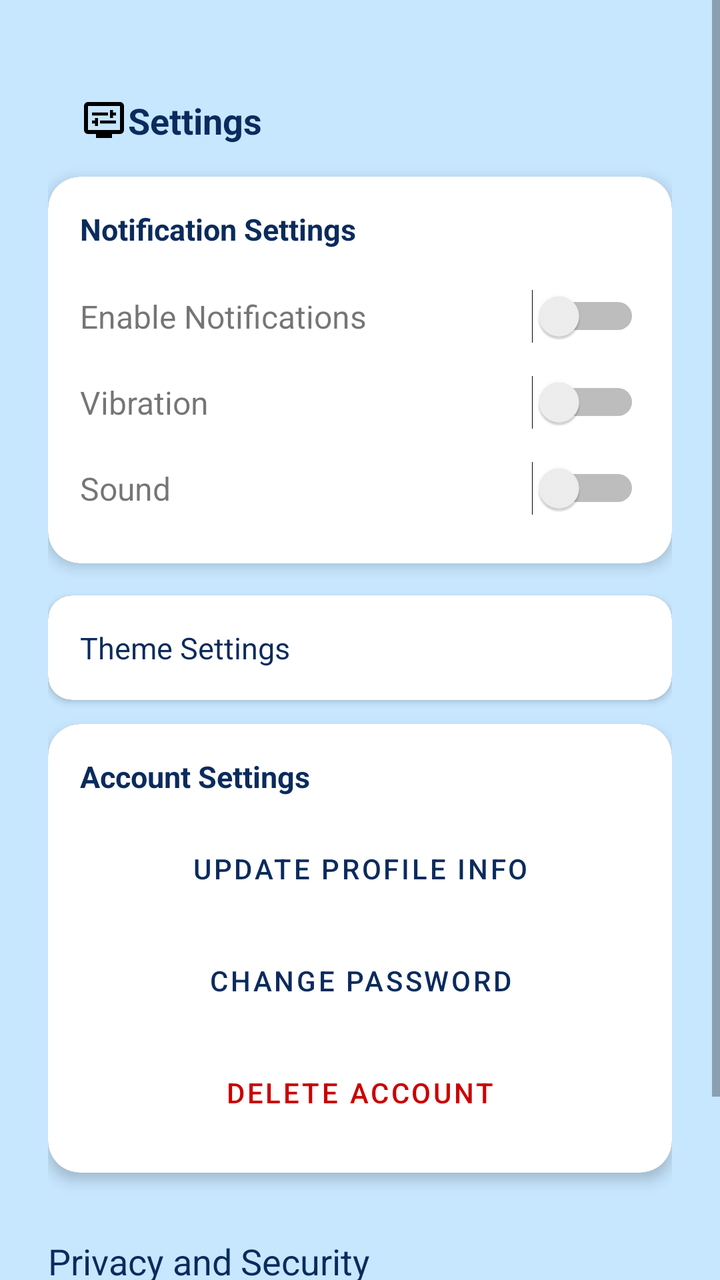
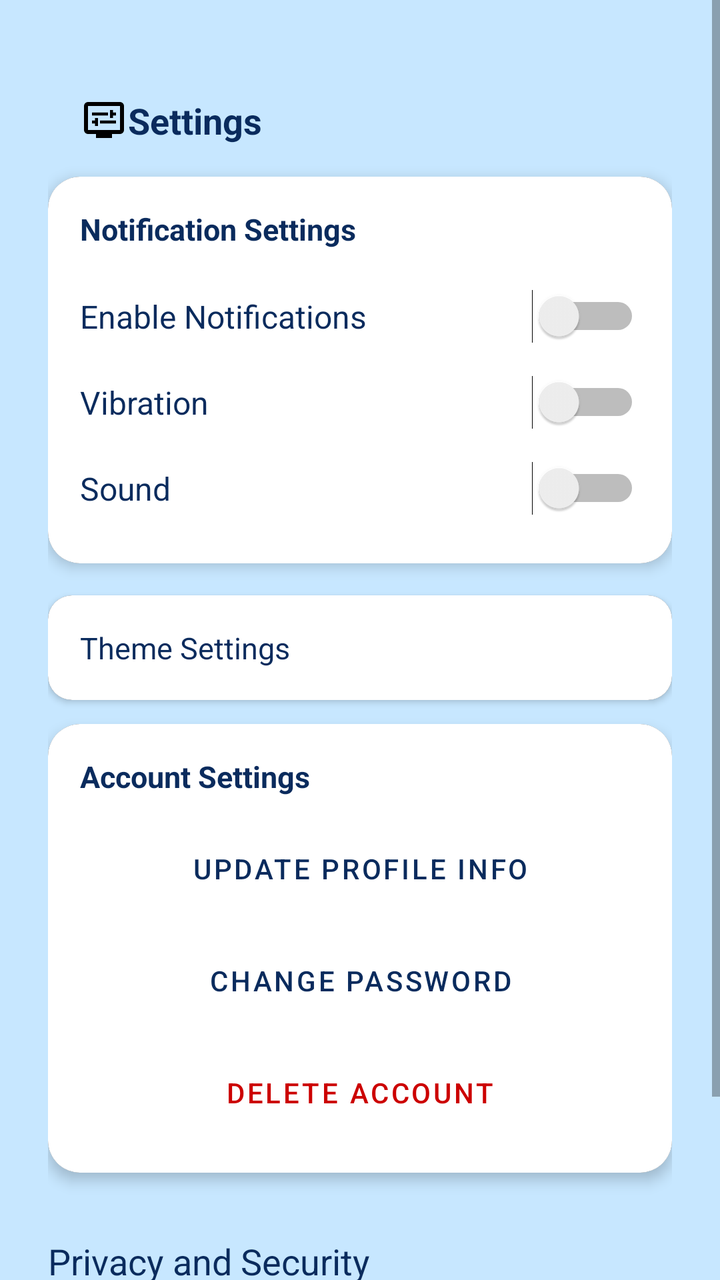

Two renders of the same Android screen: before a commit and after it. Below are the layout's source before the change and the commit's diff.
<!-- AndroidManifest.xml: application theme Theme.NurtureNest -->
<!-- res/layout/fragment_settings.xml -->
<androidx.constraintlayout.widget.ConstraintLayout
    xmlns:android="http://schemas.android.com/apk/res/android"
    xmlns:app="http://schemas.android.com/apk/res-auto"
    xmlns:tools="http://schemas.android.com/tools"
    android:layout_width="match_parent"
    android:layout_height="match_parent"
    android:background="?attr/colorBackground"
    tools:context=".fragments.SettingsFragment">

    
    <ScrollView
        android:id="@+id/scroll_container"
        android:layout_width="0dp"
        android:layout_height="0dp"
        android:fillViewport="true"
        app:layout_constraintTop_toTopOf="parent"
        app:layout_constraintBottom_toBottomOf="parent"
        app:layout_constraintStart_toStartOf="parent"
        app:layout_constraintEnd_toEndOf="parent">

        <LinearLayout
            android:id="@+id/main_content"
            android:layout_width="match_parent"
            android:layout_height="wrap_content"
            android:orientation="vertical"
            android:paddingHorizontal="24dp"
            android:paddingVertical="32dp">

            
            <TextView
                android:id="@+id/tvThemeSettings"
                android:layout_width="325dp"
                android:layout_height="wrap_content"
                android:drawableStart="@drawable/ic_settings"
                android:padding="16dp"
                android:text="Settings"
                android:textColor="?attr/colorPrimary"
                android:textSize="18sp"
                android:textStyle="bold" />

            
            <com.google.android.material.card.MaterialCardView
                android:id="@+id/cardNotificationSettings"
                android:layout_width="match_parent"
                android:layout_height="wrap_content"
                android:layout_marginBottom="16dp"
                app:cardCornerRadius="16dp"
                app:cardElevation="4dp">

                <LinearLayout
                    android:layout_width="match_parent"
                    android:layout_height="wrap_content"
                    android:orientation="vertical"
                    android:background="@color/cardview_light_background"
                    android:padding="16dp">

                    <TextView
                        android:layout_width="wrap_content"
                        android:layout_height="wrap_content"
                        android:layout_marginBottom="12dp"
                        android:text="Notification Settings"
                        android:textColor="?attr/colorPrimary"
                        android:textSize="15sp"
                        android:textStyle="bold" />

                    
                    <LinearLayout
                        android:layout_width="match_parent"
                        android:layout_height="wrap_content"
                        android:orientation="horizontal"
                        android:gravity="center_vertical"
                        android:paddingVertical="8dp">
                        <TextView
                            android:layout_width="0dp"
                            android:layout_height="wrap_content"
                            android:layout_weight="1"
                            android:text="Enable Notifications"
                            android:textSize="16sp"/>
                        <Switch
                            android:id="@+id/switchNotifications"
                            android:layout_width="wrap_content"
                            android:layout_height="wrap_content" />
                    </LinearLayout>

                    
                    <LinearLayout
                        android:layout_width="match_parent"
                        android:layout_height="wrap_content"
                        android:orientation="horizontal"
                        android:gravity="center_vertical"
                        android:paddingVertical="8dp">
                        <TextView
                            android:layout_width="0dp"
                            android:layout_height="wrap_content"
                            android:layout_weight="1"
                            android:text="Vibration"
                            android:textSize="16sp"/>
                        <Switch
                            android:id="@+id/switchVibration"
                            android:layout_width="wrap_content"
                            android:layout_height="wrap_content" />
                    </LinearLayout>

                    
                    <LinearLayout
                        android:layout_width="match_parent"
                        android:layout_height="wrap_content"
                        android:orientation="horizontal"
                        android:gravity="center_vertical"
                        android:paddingVertical="8dp">
                        <TextView
                            android:layout_width="0dp"
                            android:layout_height="wrap_content"
                            android:layout_weight="1"
                            android:text="Sound"
                            android:textSize="16sp"/>
                        <Switch
                            android:id="@+id/switchSound"
                            android:layout_width="wrap_content"
                            android:layout_height="wrap_content" />
                    </LinearLayout>
                </LinearLayout>
            </com.google.android.material.card.MaterialCardView>

            
            <com.google.android.material.card.MaterialCardView
                android:id="@+id/cardThemeSettings"
                android:layout_width="match_parent"
                android:layout_height="wrap_content"
                android:layout_marginBottom="12dp"
                app:cardElevation="2dp"
                app:cardCornerRadius="12dp"
                android:clickable="true"
                android:focusable="true">

                <LinearLayout
                    android:layout_width="match_parent"
                    android:layout_height="wrap_content"
                    android:background="@color/cardview_light_background"
                    android:gravity="center_vertical"
                    android:orientation="horizontal"
                    android:padding="16dp">



                    <TextView
                        android:id="@+id/tvColourThemeSettings"
                        android:layout_width="wrap_content"
                        android:layout_height="wrap_content"
                        android:text="Theme Settings"
                        android:textColor="?attr/colorPrimary"
                        android:textSize="15sp" />





                </LinearLayout>
            </com.google.android.material.card.MaterialCardView>

            
            <com.google.android.material.card.MaterialCardView
                android:id="@+id/cardAccountSettings"
                android:layout_width="match_parent"
                android:layout_height="wrap_content"
                android:layout_marginBottom="16dp"
                app:cardCornerRadius="16dp"
                app:cardElevation="4dp">

                <LinearLayout
                    android:layout_width="match_parent"
                    android:layout_height="wrap_content"
                    android:orientation="vertical"
                    android:background="@color/cardview_light_background"
                    android:padding="16dp">

                    <TextView
                        android:layout_width="wrap_content"
                        android:layout_height="wrap_content"
                        android:layout_marginBottom="12dp"
                        android:text="Account Settings"
                        android:textColor="?attr/colorPrimary"
                        android:textSize="15sp"
                        android:textStyle="bold" />

                    <Button
                        android:id="@+id/btnUpdateProfile"
                        android:layout_width="match_parent"
                        android:layout_height="wrap_content"
                        android:text="Update Profile Info"
                        style="?attr/materialButtonOutlinedStyle"/>

                    <Button
                        android:id="@+id/btnChangePassword"
                        android:layout_width="match_parent"
                        android:layout_height="wrap_content"
                        android:text="Change Password"
                        android:layout_marginTop="8dp"
                        style="?attr/materialButtonOutlinedStyle"/>

                    <Button
                        android:id="@+id/btnDeleteAccount"
                        android:layout_width="match_parent"
                        android:layout_height="wrap_content"
                        android:text="Delete Account"
                        android:layout_marginTop="8dp"
                        android:textColor="@android:color/holo_red_dark"
                        style="?attr/materialButtonOutlinedStyle"/>
                </LinearLayout>
            </com.google.android.material.card.MaterialCardView>

            
            <TextView
                android:id="@+id/tvPrivacySecurity"
                android:layout_width="match_parent"
                android:layout_height="wrap_content"
                android:text="Privacy and Security"
                android:textSize="18sp"
                android:textColor="?attr/colorPrimary"
                android:clickable="true"
                android:focusable="true"
                android:paddingVertical="16dp"
                android:background="?attr/selectableItemBackground"/>

            <TextView
                android:id="@+id/tvSupportHelp"
                android:layout_width="match_parent"
                android:layout_height="wrap_content"
                android:text="Support / Help"
                android:textSize="18sp"
                android:textColor="?attr/colorPrimary"
                android:clickable="true"
                android:focusable="true"
                android:paddingVertical="16dp"
                android:background="?attr/selectableItemBackground"/>

        </LinearLayout>
    </ScrollView>

</androidx.constraintlayout.widget.ConstraintLayout>
<!-- resources referenced by this layout -->
<resources>
  <!-- drawable ic_settings (drawable) -->
  <vector xmlns:android="http://schemas.android.com/apk/res/android" android:height="24dp" android:tint="#000000" android:viewportHeight="960" android:viewportWidth="960" android:width="24dp">
        
      <path android:fillColor="@android:color/white" android:pathData="M300,600L360,600L360,440L300,440L300,490L240,490L240,550L300,550L300,600ZM400,550L720,550L720,490L400,490L400,550ZM600,440L660,440L660,390L720,390L720,330L660,330L660,280L600,280L600,440ZM240,390L560,390L560,330L240,330L240,390ZM320,840L320,760L160,760Q127,760 103.5,736.5Q80,713 80,680L80,200Q80,167 103.5,143.5Q127,120 160,120L800,120Q833,120 856.5,143.5Q880,167 880,200L880,680Q880,713 856.5,736.5Q833,760 800,760L640,760L640,840L320,840ZM160,680L800,680Q800,680 800,680Q800,680 800,680L800,200Q800,200 800,200Q800,200 800,200L160,200Q160,200 160,200Q160,200 160,200L160,680Q160,680 160,680Q160,680 160,680ZM160,680Q160,680 160,680Q160,680 160,680L160,200Q160,200 160,200Q160,200 160,200L160,200Q160,200 160,200Q160,200 160,200L160,680Q160,680 160,680Q160,680 160,680Z"/>
      
  </vector>
  <style name="Theme.NurtureNest" parent="Theme.MaterialComponents.DayNight.NoActionBar">
          <item name="colorPrimary">#0A2B5D</item>
          <item name="colorOnPrimary">#FFFFFF</item>
          <item name="colorSurface">#000000</item>
          <item name="colorOnSurface">#FFFFFF</item>
          <item name="colorBackground">#C7E7FF</item>
          <item name="colorOnBackground">#1A1A1A</item>
          <item name="android:windowBackground">#C7E7FF</item>
      </style>
</resources>

<!-- the commit's change to res/layout/fragment_settings.xml (unified diff, before → after) -->
@@ -51,9 +51,10 @@
                     android:layout_width="match_parent"
                     android:layout_height="wrap_content"
                     android:orientation="vertical"
-                    android:background="@color/cardview_light_background"
+                    android:background="@color/dark_on_background"
                     android:padding="16dp">
 
+                    
                     <TextView
                         android:layout_width="wrap_content"
                         android:layout_height="wrap_content"
@@ -70,12 +71,15 @@
                         android:orientation="horizontal"
                         android:gravity="center_vertical"
                         android:paddingVertical="8dp">
+
                         <TextView
                             android:layout_width="0dp"
                             android:layout_height="wrap_content"
                             android:layout_weight="1"
                             android:text="Enable Notifications"
+                            android:textColor="?attr/colorPrimary"
                             android:textSize="16sp"/>
+
                         <Switch
                             android:id="@+id/switchNotifications"
                             android:layout_width="wrap_content"
@@ -89,12 +93,15 @@
                         android:orientation="horizontal"
                         android:gravity="center_vertical"
                         android:paddingVertical="8dp">
+
                         <TextView
                             android:layout_width="0dp"
                             android:layout_height="wrap_content"
                             android:layout_weight="1"
                             android:text="Vibration"
+                            android:textColor="?attr/colorPrimary"
                             android:textSize="16sp"/>
+
                         <Switch
                             android:id="@+id/switchVibration"
                             android:layout_width="wrap_content"
@@ -108,12 +115,15 @@
                         android:orientation="horizontal"
                         android:gravity="center_vertical"
                         android:paddingVertical="8dp">
+
                         <TextView
                             android:layout_width="0dp"
                             android:layout_height="wrap_content"
                             android:layout_weight="1"
                             android:text="Sound"
+                            android:textColor="?attr/colorPrimary"
                             android:textSize="16sp"/>
+
                         <Switch
                             android:id="@+id/switchSound"
                             android:layout_width="wrap_content"
@@ -141,8 +151,6 @@
                     android:orientation="horizontal"
                     android:padding="16dp">
 
-
-
                     <TextView
                         android:id="@+id/tvColourThemeSettings"
                         android:layout_width="wrap_content"
@@ -150,11 +158,6 @@
                         android:text="Theme Settings"
                         android:textColor="?attr/colorPrimary"
                         android:textSize="15sp" />
-
-
-
-
-
                 </LinearLayout>
             </com.google.android.material.card.MaterialCardView>
 
@@ -233,7 +236,6 @@
                 android:focusable="true"
                 android:paddingVertical="16dp"
                 android:background="?attr/selectableItemBackground"/>
-
         </LinearLayout>
     </ScrollView>
 
<!-- resource entries referenced after the edit -->
@@ -1,5 +1,6 @@
 <!-- resources referenced by this layout -->
 <resources>
+  <color name="dark_on_background">#FFFFFF</color>
   <!-- drawable ic_settings (drawable) -->
   <vector xmlns:android="http://schemas.android.com/apk/res/android" android:height="24dp" android:tint="#000000" android:viewportHeight="960" android:viewportWidth="960" android:width="24dp">
         
